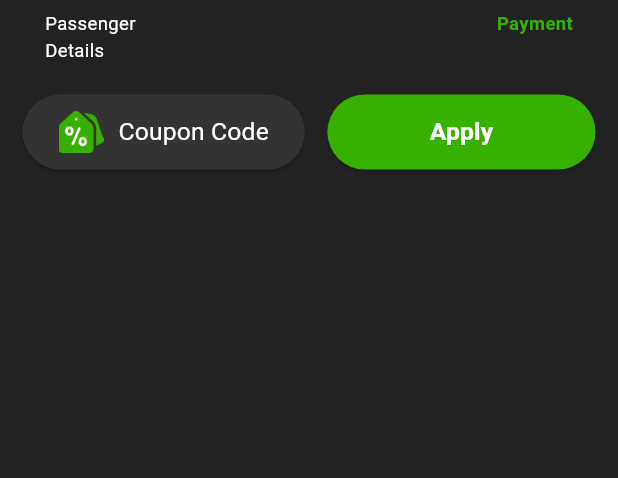
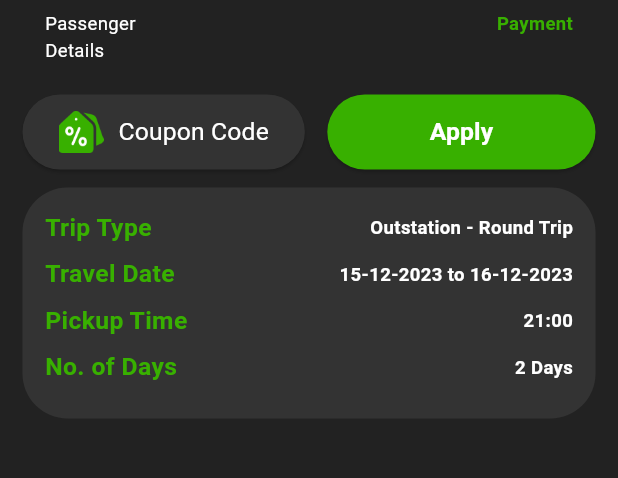
Before and after one commit to MohammedGhazaly/yatri_task, a Flutter app: the PaymentView screen opened by its route, on a phone screen of 412 x 824 dp, the part 105-583 px from its top. Run offline on Flutter 3.47's test engine with Material 3 defaults, Android fonts, the phone set to English and light mode, and no system bars; our stand-ins replace flutter_svg.

Commit message:
Trip detail row widget

```diff
--- a/lib/features/payment/view/widgets/payment_view_body.dart
+++ b/lib/features/payment/view/widgets/payment_view_body.dart
@@ -1,10 +1,8 @@
 import 'package:flutter/material.dart';
-import 'package:yatri_car_task/core/utils/app_assets.dart';
-import 'package:yatri_car_task/core/utils/app_colors.dart';
-import 'package:yatri_car_task/core/utils/app_style.dart';
 import 'package:yatri_car_task/core/widgets/renting_progress.dart';
 import 'package:yatri_car_task/features/payment/view/widgets/apply_button.dart';
 import 'package:yatri_car_task/features/payment/view/widgets/coupon_code_button.dart';
+import 'package:yatri_car_task/features/payment/view/widgets/trip_details_section.dart';
 
 class PaymentViewBody extends StatelessWidget {
   const PaymentViewBody({super.key});
@@ -35,6 +33,10 @@ class PaymentViewBody extends StatelessWidget {
                   )
                 ],
               ),
+              SizedBox(
+                height: 12,
+              ),
+              TripDetailsSection()
             ],
           ),
         ),
--- /dev/null
+++ b/lib/features/payment/view/widgets/trip_detail_row_widget.dart
@@ -0,0 +1,42 @@
+import 'package:flutter/material.dart';
+import 'package:yatri_car_task/core/utils/app_colors.dart';
+import 'package:yatri_car_task/core/utils/app_style.dart';
+
+class TripDetailRowWidget extends StatelessWidget {
+  final String leftText, rightText;
+  const TripDetailRowWidget({
+    super.key,
+    required this.leftText,
+    required this.rightText,
+  });
+
+  @override
+  Widget build(BuildContext context) {
+    return Row(
+      mainAxisAlignment: MainAxisAlignment.end,
+      children: [
+        Text(
+          leftText,
+          style: AppStyle.getTextStyleBold16(context)
+              .copyWith(color: AppColors.primaryColor),
+        ),
+        const SizedBox(
+          width: 20,
+        ),
+        Expanded(
+          child: Align(
+            alignment: Alignment.topRight,
+            child: Text(
+              rightText,
+              maxLines: 1,
+              overflow: TextOverflow.ellipsis,
+              style: AppStyle.getTextStyleBold12(context).copyWith(
+                color: Colors.white,
+              ),
+            ),
+          ),
+        )
+      ],
+    );
+  }
+}
--- /dev/null
+++ b/lib/features/payment/view/widgets/trip_details_section.dart
@@ -0,0 +1,34 @@
+import 'package:flutter/material.dart';
+import 'package:yatri_car_task/core/utils/app_colors.dart';
+import 'package:yatri_car_task/core/utils/app_style.dart';
+import 'package:yatri_car_task/features/payment/view/widgets/trip_detail_row_widget.dart';
+
+class TripDetailsSection extends StatelessWidget {
+  const TripDetailsSection({super.key});
+
+  @override
+  Widget build(BuildContext context) {
+    return Container(
+      padding: const EdgeInsets.all(15),
+      decoration: BoxDecoration(
+        color: AppColors.darkColor,
+        borderRadius: BorderRadius.circular(30),
+      ),
+      child: Column(
+        // crossAxisAlignment: CrossAxisAlignment.end,
+        children: [
+          TripDetailRowWidget(
+              leftText: "Trip Type", rightText: "Outstation - Round Trip"),
+          SizedBox(height: 7),
+          TripDetailRowWidget(
+              leftText: "Travel Date", rightText: "15-12-2023 to 16-12-2023"),
+          SizedBox(height: 7),
+          TripDetailRowWidget(leftText: "Pickup Time", rightText: "21:00"),
+          SizedBox(height: 7),
+          TripDetailRowWidget(leftText: "No. of Days", rightText: "2 Days"),
+          SizedBox(height: 7),
+        ],
+      ),
+    );
+  }
+}
```
